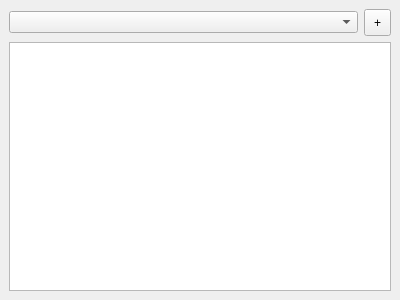
First picture: the form in qt/python/mantidqt/widgets/superplot/ui/superplotSide.ui, repository mantidproject/mantid, before the edit.
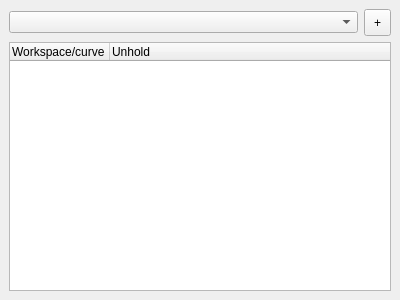
Second picture: the form after the edit. Custom widgets are drawn as their Qt base class.

Commit message: [SPLOT] add column titles

```diff
--- a/qt/python/mantidqt/widgets/superplot/ui/superplotSide.ui
+++ b/qt/python/mantidqt/widgets/superplot/ui/superplotSide.ui
@@ -26,17 +26,14 @@
       <property name="columnCount">
        <number>2</number>
       </property>
-      <attribute name="headerVisible">
-       <bool>false</bool>
-      </attribute>
       <column>
        <property name="text">
-        <string notr="true">1</string>
+        <string notr="true">Workspace/curve</string>
        </property>
       </column>
       <column>
        <property name="text">
-        <string notr="true">2</string>
+        <string notr="true">Unhold</string>
        </property>
       </column>
      </widget>
```
